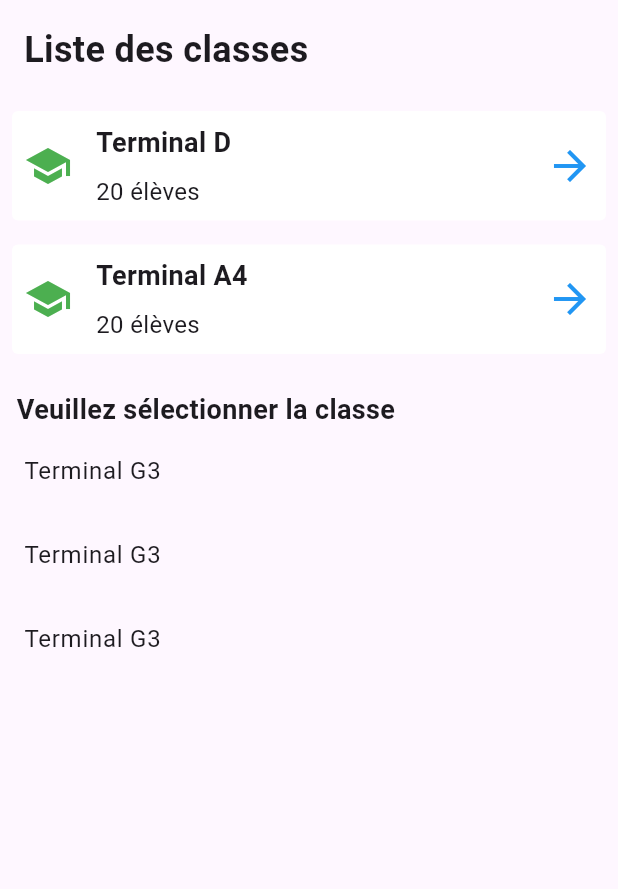
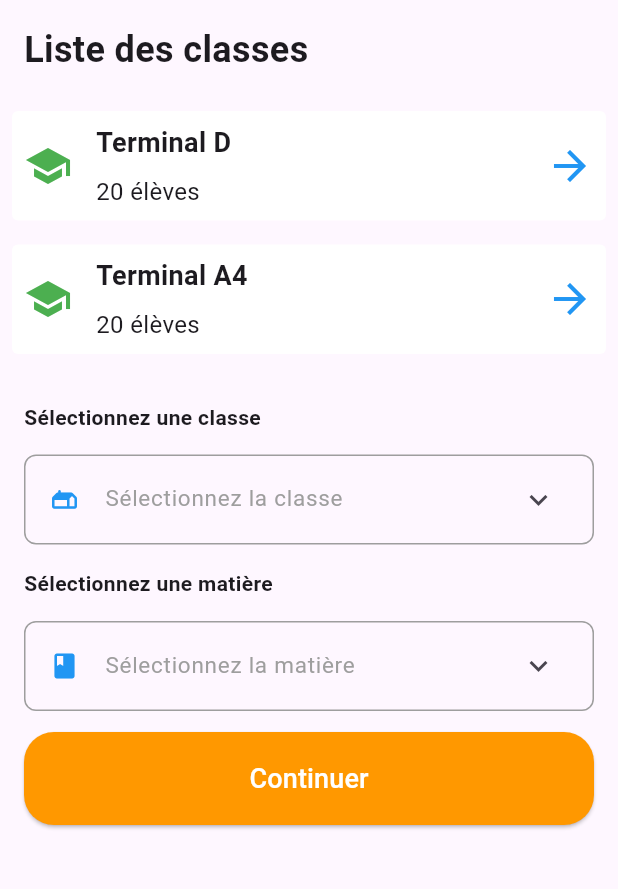
Before and after one commit to ketsru/apk, a Flutter app: the StudentAttendance screen opened by its route, on a phone screen of 412 x 824 dp, the part 135-1024 px from its top. Run offline on Flutter 3.47's test engine with Material 3 defaults, Android fonts, the phone set to English and light mode, and no system bars; our stand-ins replace flutter_bloc, hive_flutter, image_picker, shared_preferences; accounts and stored records are empty; project files that could hold a hidden picture were left out.

Commit message:
Amelioration du design du bottomsheet

```diff
--- a/lib/widgets/custom_footer.dart
+++ b/lib/widgets/custom_footer.dart
@@ -1,5 +1,5 @@
-// lib/widgets/custom_footer.dart
 import 'package:flutter/material.dart';
+import 'package:apk/widgets/select_drop_down.dart'; // Assurez-vous que le chemin d'importation est correct
 
 class BottomSheetContent extends StatefulWidget {
   const BottomSheetContent({Key? key}) : super(key: key);
@@ -10,8 +10,13 @@ class BottomSheetContent extends StatefulWidget {
 
 class _BottomSheetContentState extends State<BottomSheetContent> {
   String selectedValue = '';
+  String selectClass = 'Sélectionnez la classe';
+  IconData selectClassIcone = Icons.gite_rounded;
+  String selectMatter = 'Sélectionnez la matière';
+  IconData selectMatterIcone = Icons.book_rounded;
 
-  List<String> classes = ['Terminal G3', 'Terminal G3', 'Terminal G3'];
+  List<String> classes1 = ['Terminal G3', 'Terminal G2', 'Terminal G1'];
+  List<String> classes2 = ['COURS G3', 'COURS G2', 'COURS G1'];
 
   void switchContent(String value) {
     setState(() {
@@ -27,36 +32,82 @@ class _BottomSheetContentState extends State<BottomSheetContent> {
 
   @override
   Widget build(BuildContext context) {
-    return Container(
+    return SingleChildScrollView(
+      child: Padding(
+        padding: const EdgeInsets.all(16.0),
         child: Column(
           mainAxisSize: MainAxisSize.min,
           children: <Widget>[
             if (selectedValue.isEmpty)
-            const Padding(
-              padding: EdgeInsets.only(top: 16.0, left: 11.0),
-              child: Align(
-                alignment: Alignment.topLeft,
+              Padding(
+                padding: const EdgeInsets.symmetric(vertical: 8.0),
+                child: Column(
+                  children: [
+                    const Align(
+                      alignment: Alignment.centerLeft,
                       child: Text(
-                  'Veuillez sélectionner la classe',
+                        'Sélectionnez une classe',
                         style: TextStyle(
-                    fontSize: 18,
+                          fontSize: 14,
                           fontWeight: FontWeight.bold,
                         ),
                       ),
                     ),
+                    const SizedBox(height: 5.0),
+                    CustomSingleSelectDropDown(
+                      selectedItem: (selectedItem) {
+                        //switchContent(selectedItem);
+                      },
+                      classes: classes1,
+                      icone: selectClassIcone,
+                      titre: selectClass,
                     ),
-          if (selectedValue.isEmpty)
-            ListView.builder(
-              shrinkWrap: true,
-              itemCount: classes.length,
-              itemBuilder: (BuildContext context, int index) {
-                return ListTile(
-                  title: Text('${classes[index]}'),
-                  onTap: () {
-                    switchContent(classes[index]);
+                    const SizedBox(height: 16.0),
+                    const Align(
+                      alignment: Alignment.centerLeft,
+                      child: Text(
+                        'Sélectionnez une matière',
+                        style: TextStyle(
+                          fontSize: 14,
+                          fontWeight: FontWeight.bold,
+                        ),
+                      ),
+                    ),
+                    const SizedBox(height: 5.0),
+                    CustomSingleSelectDropDown(
+                      selectedItem: (selectedItem) {
+                        //switchContent(selectedItem);
                       },
-                );
+                      classes: classes2,
+                      icone: selectMatterIcone,
+                      titre: selectMatter,
+                    ),
+                    const SizedBox(height: 14.0),
+                    Container(
+                      width: double.infinity,
+                      child: ElevatedButton(
+                        onPressed: () {
+                          switchContent('selectedItem');
                         },
+                        style: ElevatedButton.styleFrom(
+                          backgroundColor: Colors.orange,
+                          shape: RoundedRectangleBorder(
+                            borderRadius: BorderRadius.circular(20.0),
+                          ),
+                          padding: const EdgeInsets.symmetric(vertical: 18),
+                        ),
+                        child: const Text(
+                          'Continuer',
+                          style: TextStyle(
+                            color: Colors.white,
+                            fontSize: 18,
+                          ),
+                        ),
+                      ),
+                    ),
+                    const SizedBox(height: 18.0),
+                  ],
+                ),
               ),
             if (selectedValue.isNotEmpty)
               Column(
@@ -68,24 +119,19 @@ class _BottomSheetContentState extends State<BottomSheetContent> {
                       crossAxisAlignment: CrossAxisAlignment.start,
                       children: [
                         Text(
-                        'Veuillez sélectionner une matière :',
+                          'Choix du dormat  une PDF WORD EXELL :',
                           style: TextStyle(
-                          fontSize: 18,
+                            fontSize: 28,
                             fontWeight: FontWeight.bold,
                           ),
-                      ),
-                      SizedBox(height: 10),
-                      ListTile(
-                        title: Text('ECM'),
-                      ),
-                      ListTile(
-                        title: Text('ECM'),
                         ),
                       ],
                     ),
                   ),
                   Padding(
                     padding: const EdgeInsets.only(left: 26.0, bottom: 16.0),
+                    child: Container(
+                      width: double.infinity,
                       child: ElevatedButton(
                         onPressed: () {
                           clearSelection();
@@ -95,7 +141,7 @@ class _BottomSheetContentState extends State<BottomSheetContent> {
                           shape: RoundedRectangleBorder(
                             borderRadius: BorderRadius.circular(8.0),
                           ),
-                      padding: EdgeInsets.all(10),
+                          padding: const EdgeInsets.all(10),
                         ),
                         child: const Icon(
                           Icons.chevron_left_sharp,
@@ -103,10 +149,12 @@ class _BottomSheetContentState extends State<BottomSheetContent> {
                         ),
                       ),
                     ),
+                  ),
                 ],
               ),
           ],
         ),
+      ),
     );
   }
 }
--- /dev/null
+++ b/lib/widgets/select_drop_down.dart
@@ -0,0 +1,168 @@
+import 'package:flutter/material.dart';
+
+class CustomSingleSelectDropDown extends StatefulWidget {
+  final IconData icone; // Icône à utiliser pour la sélection
+  final String titre; // Texte à afficher lorsqu'aucune sélection n'est faite
+  final Function(String) selectedItem;
+  final List<String> classes;
+
+  CustomSingleSelectDropDown({
+    required this.icone,
+    required this.titre,
+    required this.selectedItem,
+    required this.classes,
+  });
+
+  @override
+  _CustomSingleSelectDropDownState createState() =>
+      _CustomSingleSelectDropDownState();
+}
+
+class _CustomSingleSelectDropDownState
+    extends State<CustomSingleSelectDropDown> {
+  final ExpansionTileController _controller = ExpansionTileController();
+  String? selectedItem;
+
+  @override
+  Widget build(BuildContext context) {
+    return Container(
+      margin: const EdgeInsets.only(top: 10.0),
+      decoration: BoxDecoration(
+        border: Border.all(color: Colors.grey),
+        borderRadius: BorderRadius.circular(8.0),
+      ),
+      child: ExpansionTile(
+        controller: _controller,
+        iconColor: Colors.grey,
+        title: Row(
+          children: [
+            // Afficher l'icône passée en paramètre lorsqu'aucune sélection n'est faite
+            Icon(
+              selectedItem == null ? widget.icone : Icons.check,
+              color: selectedItem == null ? Colors.blue : Colors.blue,
+              size: 20.0,
+            ),
+            const SizedBox(width: 8.0),
+            Expanded(
+              child: Padding(
+                padding: const EdgeInsets.symmetric(horizontal: 9.0),
+                child: Text(
+                  selectedItem ?? widget.titre,
+                  style: TextStyle(
+                    color: selectedItem != null ? Colors.black : Colors.grey,
+                    fontWeight: FontWeight.w400,
+                    fontSize: 15.0,
+                  ),
+                ),
+              ),
+            ),
+          ],
+        ),
+        children: <Widget>[
+          ListView.builder(
+            physics: const NeverScrollableScrollPhysics(),
+            shrinkWrap: true,
+            itemCount: widget.classes.length,
+            itemBuilder: (BuildContext context, int index) {
+              return Container(
+                margin: const EdgeInsets.only(bottom: 8.0),
+                child: _ViewItem(
+                  item: widget.classes[index],
+                  itemSelected: selectedItem == widget.classes[index],
+                  selected: (val) {
+                    setState(() {
+                      selectedItem = val;
+                      widget.selectedItem(selectedItem!);
+                      _controller
+                          .collapse(); // Ferme l'ExpansionTile après sélection
+                    });
+                  },
+                ),
+              );
+            },
+          ),
+        ],
+      ),
+    );
+  }
+}
+
+class _ViewItem extends StatelessWidget {
+  final String item;
+  final bool itemSelected;
+  final Function(String) selected;
+
+  _ViewItem({
+    required this.item,
+    required this.itemSelected,
+    required this.selected,
+  });
+
+  @override
+  Widget build(BuildContext context) {
+    return GestureDetector(
+      onTap: () => selected(
+          item), // Sélectionne l'élément lorsqu'on clique sur le conteneur
+      child: FractionallySizedBox(
+        widthFactor: 0.95, // Définit la largeur à 95% du parent
+        child: Container(
+          height: 48.0,
+          decoration: BoxDecoration(
+            color: itemSelected
+                ? Colors.blue.withOpacity(0.1)
+                : Colors.blue.withOpacity(0.1),
+            border: Border.all(
+              color: itemSelected ? Colors.blue : Colors.grey[300]!,
+              width: 2.0,
+            ),
+            borderRadius: BorderRadius.circular(12.0), // Bordures arrondies
+          ),
+          child: Row(
+            children: [
+              Padding(
+                padding: const EdgeInsets.symmetric(horizontal: 9.0),
+                child: Container(
+                  height: 24.0,
+                  width: 24.0,
+                  decoration: BoxDecoration(
+                    shape: BoxShape.circle,
+                    border: Border.all(
+                      color: itemSelected ? Colors.blue : Colors.grey,
+                      width: 2.0,
+                    ),
+                  ),
+                  child: itemSelected
+                      ? Center(
+                          child: Container(
+                            height: 12.0,
+                            width: 12.0,
+                            decoration: const BoxDecoration(
+                              shape: BoxShape.circle,
+                              color: Colors.blue,
+                            ),
+                          ),
+                        )
+                      : null,
+                ),
+              ),
+              const SizedBox(width: 12.0),
+              Expanded(
+                child: Padding(
+                  padding: const EdgeInsets.symmetric(horizontal: 9.0),
+                  child: Text(
+                    item,
+                    style: TextStyle(
+                      color: itemSelected ? Colors.black : Colors.grey[800],
+                      fontWeight: FontWeight.w500,
+                      fontSize: 16.0,
+                    ),
+                  ),
+                ),
+              ),
+            ],
+          ),
+        ),
+      ),
+    );
+  }
+}
```
Lines whose indentation alone changed are shown as unchanged.
